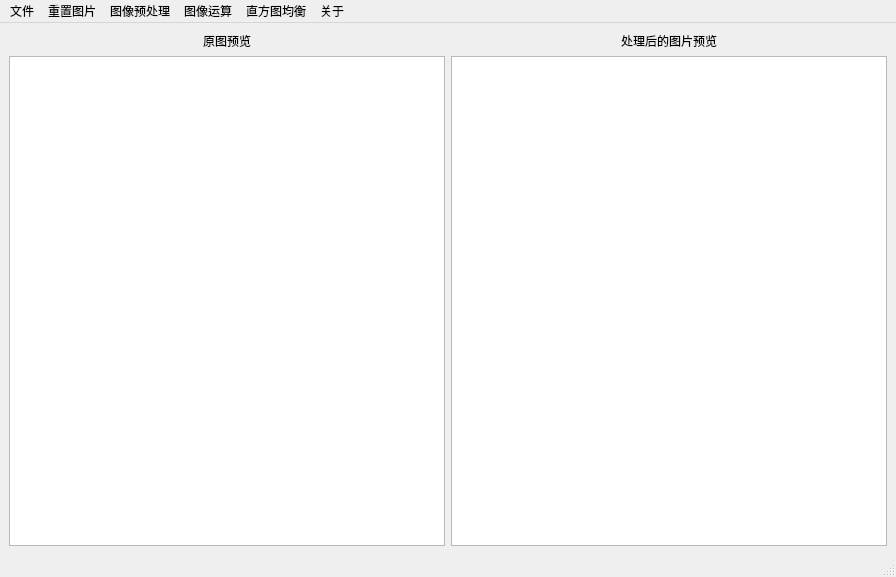
crazy-zxx/ImageProcessor, file mainWindow.ui: the form before one commit.
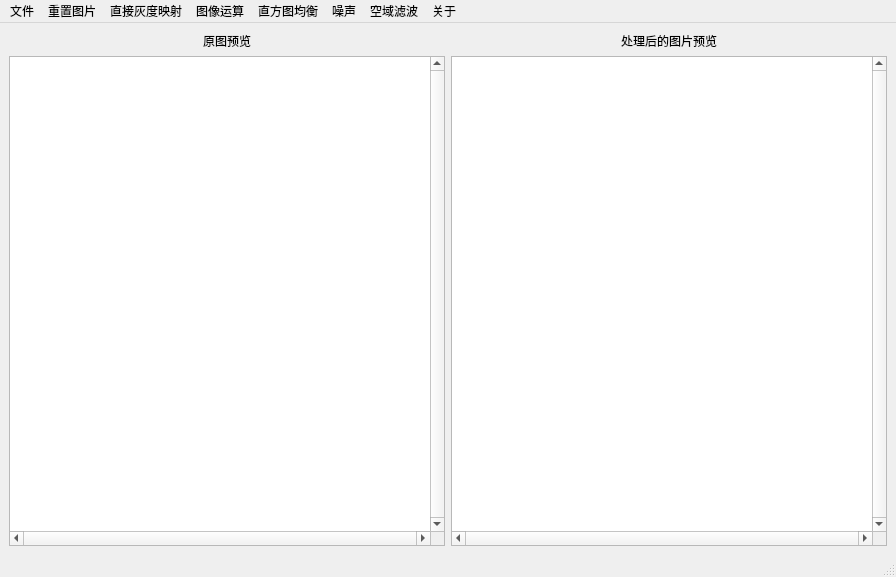
The form after the commit.

The edit to the form file:
```diff
--- a/mainWindow.ui
+++ b/mainWindow.ui
@@ -16,10 +16,30 @@
   <widget class="QWidget" name="centralwidget">
    <layout class="QGridLayout" name="gridLayout">
     <item row="1" column="1">
-     <widget class="QGraphicsView" name="outImageView"/>
+     <widget class="QGraphicsView" name="outImageView">
+      <property name="verticalScrollBarPolicy">
+       <enum>Qt::ScrollBarAlwaysOn</enum>
+      </property>
+      <property name="horizontalScrollBarPolicy">
+       <enum>Qt::ScrollBarAlwaysOn</enum>
+      </property>
+     </widget>
     </item>
     <item row="1" column="0">
-     <widget class="QGraphicsView" name="srcImageView"/>
+     <widget class="QGraphicsView" name="srcImageView">
+      <property name="sizePolicy">
+       <sizepolicy hsizetype="Expanding" vsizetype="Expanding">
+        <horstretch>0</horstretch>
+        <verstretch>0</verstretch>
+       </sizepolicy>
+      </property>
+      <property name="verticalScrollBarPolicy">
+       <enum>Qt::ScrollBarAlwaysOn</enum>
+      </property>
+      <property name="horizontalScrollBarPolicy">
+       <enum>Qt::ScrollBarAlwaysOn</enum>
+      </property>
+     </widget>
     </item>
     <item row="0" column="0">
      <widget class="QLabel" name="srcImageLabel">
@@ -74,9 +94,9 @@
     </property>
     <addaction name="aboutAction"/>
    </widget>
-   <widget class="QMenu" name="preImageMenu">
+   <widget class="QMenu" name="grayMappingMenu">
     <property name="title">
-     <string>图像预处理</string>
+     <string>直接灰度映射</string>
     </property>
     <addaction name="grayAction"/>
     <addaction name="binaryAction"/>
@@ -105,11 +125,43 @@
     <addaction name="histogramAction"/>
     <addaction name="histogramEqAction"/>
    </widget>
+   <widget class="QMenu" name="noiseMenu">
+    <property name="title">
+     <string>噪声</string>
+    </property>
+    <addaction name="addGaussianNoiseAction"/>
+    <addaction name="addUiformNoiseAction"/>
+    <addaction name="addImpulseNoiseAction"/>
+   </widget>
+   <widget class="QMenu" name="filterMenu">
+    <property name="title">
+     <string>空域滤波</string>
+    </property>
+    <widget class="QMenu" name="smoothMenu">
+     <property name="title">
+      <string>平滑滤波器</string>
+     </property>
+     <addaction name="meanValueAction"/>
+     <addaction name="medianValueAction"/>
+    </widget>
+    <widget class="QMenu" name="sharpMenu">
+     <property name="title">
+      <string>锐化滤波器</string>
+     </property>
+     <addaction name="sobelAction"/>
+     <addaction name="prewittAction"/>
+     <addaction name="laplacianAction"/>
+    </widget>
+    <addaction name="smoothMenu"/>
+    <addaction name="sharpMenu"/>
+   </widget>
    <addaction name="fileMenu"/>
    <addaction name="resetImageMenu"/>
-   <addaction name="preImageMenu"/>
+   <addaction name="grayMappingMenu"/>
    <addaction name="operateImageMenu"/>
    <addaction name="histogramMenu"/>
+   <addaction name="noiseMenu"/>
+   <addaction name="filterMenu"/>
    <addaction name="aboutMenu"/>
   </widget>
   <widget class="QStatusBar" name="statusbar"/>
```
Left out of the diff: 62 changed lines with no effect on the pictures.
